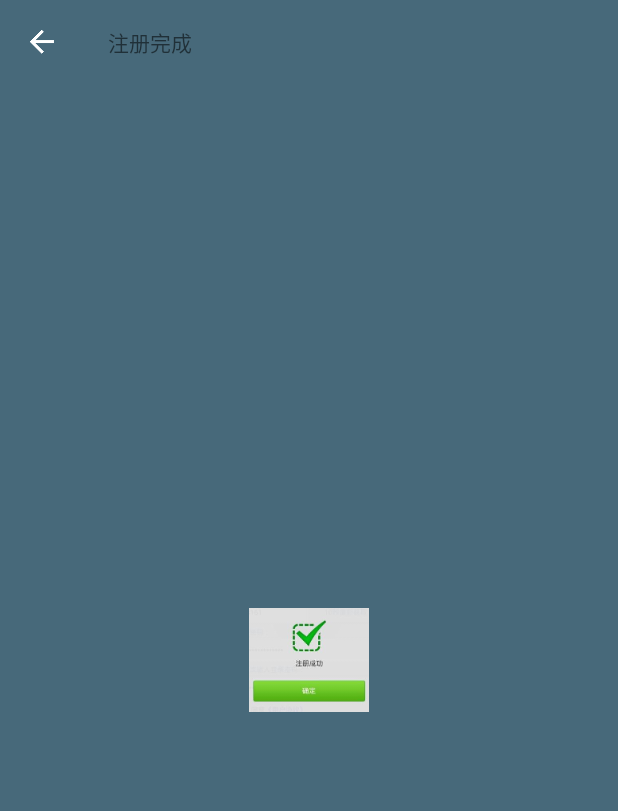
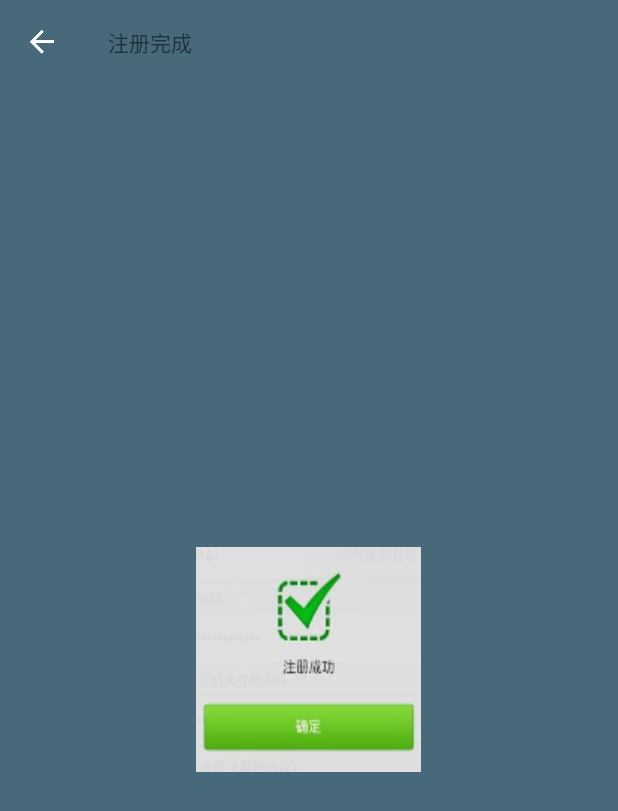
Before and after one commit to jelychow/Health, an Android app: the screen it shows after launch (RegisterOkActivity), on a phone screen of 412 x 824 dp. Shown: the top 811 px of the screen. Run offline under Robolectric (Android 15) with nearby library versions, the phone set to English and light mode, and no system bars.

Commit message:
first commit

```diff
--- a/app/src/main/res/layout/activity_register_ok.xml
+++ b/app/src/main/res/layout/activity_register_ok.xml
@@ -21,8 +21,9 @@
         android:background="@color/appcolor"
         android:gravity="center">
         <ImageView
-            android:layout_width="80dp"
-            android:layout_height="80dp"
+            android:layout_width="150dp"
+            android:layout_height="150dp"
+            android:scaleType="fitXY"
             android:src="@drawable/register_finish"/>
     </LinearLayout>
 
--- a/app/src/main/res/layout/activity_start.xml
+++ b/app/src/main/res/layout/activity_start.xml
@@ -2,10 +2,6 @@
     xmlns:tools="http://schemas.android.com/tools"
     android:layout_width="match_parent"
     android:layout_height="match_parent"
-    android:paddingBottom="@dimen/activity_vertical_margin"
-    android:paddingLeft="@dimen/activity_horizontal_margin"
-    android:paddingRight="@dimen/activity_horizontal_margin"
-    android:paddingTop="@dimen/activity_vertical_margin"
     android:orientation="vertical"
   android:background="@color/transparent"
     tools:context="com.sec.health.health.StartActivity">
```
